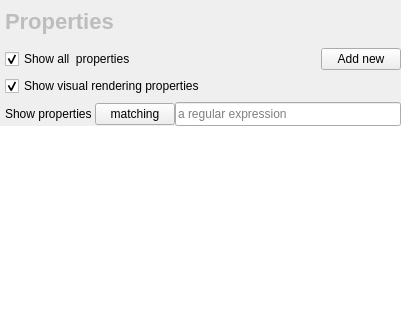
This is plugins/view/TableView/PropertiesEditor.ui in Tulip-Dev/tulip as Qt 5 draws it before an edit; both pictures show x 0 to 401 and y 0 to 320 of the 401 by 459 pixel window. The edited form follows.
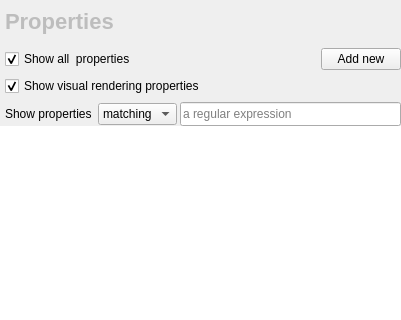
This is the edited form. Icons and pictures are not drawn. Custom widgets are drawn as their Qt base class.

The edit to the form file:
```diff
--- a/plugins/view/TableView/PropertiesEditor.ui
+++ b/plugins/view/TableView/PropertiesEditor.ui
@@ -142,7 +142,7 @@
       <item>
        <layout class="QHBoxLayout" name="horizontalLayout">
         <property name="spacing">
-         <number>0</number>
+         <number>3</number>
         </property>
         <item>
          <widget class="QLabel" name="propMatchLabel">
@@ -162,10 +162,20 @@
          </widget>
         </item>
         <item>
-         <widget class="QPushButton" name="propMatchButton">
+         <widget class="QComboBox" name="propMatchCombo">
+          <property name="sizeAdjustPolicy">
+           <enum>QComboBox::SizeAdjustPolicy::AdjustToContentsOnFirstShow</enum>
+          </property>
+          <item>
           <property name="text">
            <string>matching</string>
           </property>
+          </item>
+          <item>
+           <property name="text">
+            <string>like</string>
+           </property>
+          </item>
          </widget>
         </item>
         <item>
```
Lines whose indentation alone changed are shown as unchanged.
